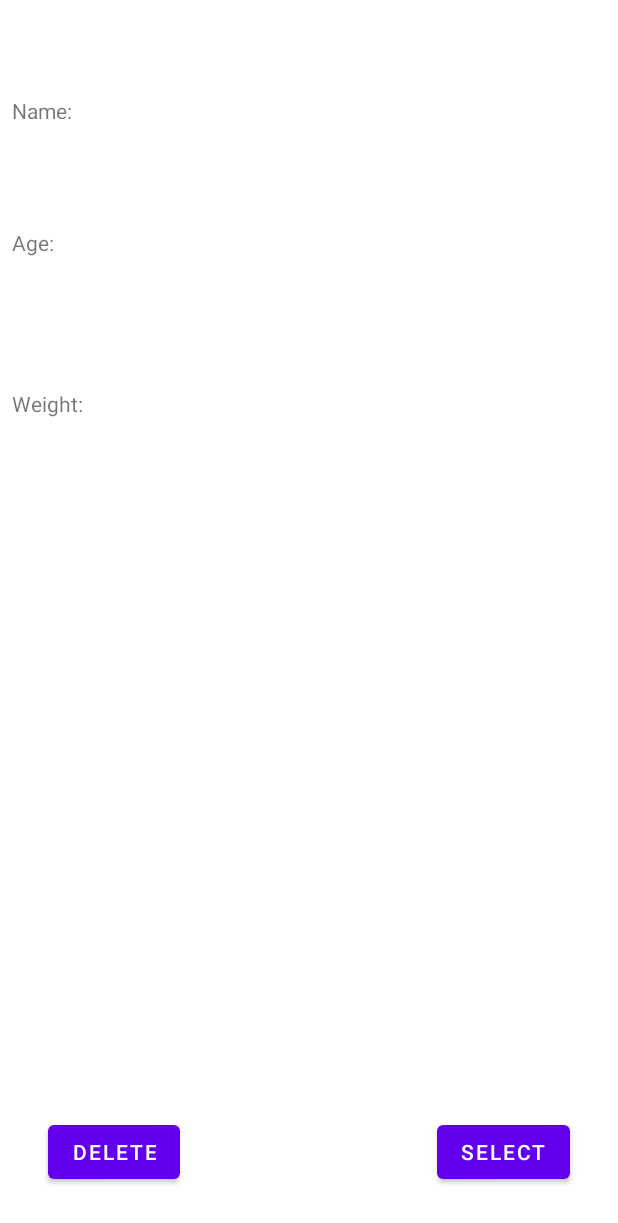
After one commit to abubakar20-02/Android-FitnessTracker, an Android app: the UserSelected screen opened directly, with no data from a screen before it, on a phone screen of 412 x 824 dp. The commit adds this screen. Shown: the top 1223 px of the screen. Run offline under Robolectric (Android 15) with nearby library versions, the phone set to English and light mode, and no system bars; our stand-ins replace Room's generated code, data binding; 4 statements that could not run were skipped.

Commit message:
delete profile works.

```diff
--- a/app/src/main/java/com/example/cw3/Adapter/RecycleAdapter.java
+++ b/app/src/main/java/com/example/cw3/Adapter/RecycleAdapter.java
@@ -77,6 +77,17 @@ public class RecycleAdapter extends androidx.recyclerview.widget.RecyclerView.Ad
         }
     }
 
+    //Get the ID of a selected item in the list
+    public String getUserName(int position) {
+        return data.get(position).getUserName();
+    }
+
+    public int getUserAge(int position) {
+        return data.get(position).getUserAge();
+    }
+
+    public double getUserWeight(int position){return data.get(position).getUserWeight();}
+
     //Describes an item view and metadata about its place within the RecyclerView
     public class ViewHolder extends androidx.recyclerview.widget.RecyclerView.ViewHolder implements View.OnClickListener {
 
--- a/app/src/main/java/com/example/cw3/DAO/UserProfileDao.java
+++ b/app/src/main/java/com/example/cw3/DAO/UserProfileDao.java
@@ -30,6 +30,9 @@ public interface UserProfileDao {
 
     @Query("SELECT * FROM user_table")
     LiveData<List<UserProfileEntities>> SelectAll();
+
+    @Query("DELETE FROM user_table WHERE UserName== :userName")
+    void deleteProfile(String userName);
 
 //
 //    @Query("SELECT UserAge FROM user_table")
--- a/app/src/main/java/com/example/cw3/Database/UserProfile.java
+++ b/app/src/main/java/com/example/cw3/Database/UserProfile.java
@@ -45,4 +45,8 @@ public class UserProfile {
         MyRoomDatabase.databaseWriteExecutor.execute(() -> userProfileDao.InsertUserProfile(UserProfile));
     }
 
+    public void deleteUserProfile(String userName){
+        MyRoomDatabase.databaseWriteExecutor.execute(() -> userProfileDao.deleteProfile(userName));
+    }
+
 }
--- /dev/null
+++ b/app/src/main/java/com/example/cw3/UserSelected.java
@@ -0,0 +1,39 @@
+package com.example.cw3;
+
+import androidx.appcompat.app.AppCompatActivity;
+import androidx.lifecycle.ViewModelProvider;
+
+import android.content.Intent;
+import android.os.Bundle;
+import android.view.LayoutInflater;
+
+import com.example.cw3.Database.UserProfile;
+import com.example.cw3.databinding.ActivityUserSelectedBinding;
+import com.example.cw3.viewmodels.UserSelectedVM;
+
+import java.util.Objects;
+
+public class UserSelected extends AppCompatActivity {
+    private UserSelectedVM model;
+    private ActivityUserSelectedBinding activityUserSelectedBinding;
+
+    @Override
+    protected void onCreate(Bundle savedInstanceState) {
+        super.onCreate(savedInstanceState);
+        model = new ViewModelProvider(this).get(UserSelectedVM.class);
+        activityUserSelectedBinding = ActivityUserSelectedBinding.inflate(LayoutInflater.from(this));
+//        setContentView(R.layout.activity_user_selected);
+        setContentView(activityUserSelectedBinding.getRoot());
+        activityUserSelectedBinding.setModel(model);
+        Objects.requireNonNull(getSupportActionBar()).hide();
+        model.addUserName(getIntent().getExtras().getString("userName"));
+        model.addUserAge(getIntent().getExtras().getInt("userAge"));
+        model.addUserWeight(getIntent().getExtras().getDouble("userWeight"));
+
+        //When the start button is pressed go to it's activity
+        activityUserSelectedBinding.DeleteButton.setOnClickListener(v -> {
+            model.DeleteProfile();
+            finish();
+        });
+    }
+}
--- a/app/src/main/java/com/example/cw3/users.java
+++ b/app/src/main/java/com/example/cw3/users.java
@@ -71,12 +71,25 @@ public class users extends AppCompatActivity {
 
         //When a recycler view item is selected ask for storage permissions to view the course
         RecycleAdapter.setClickListener((view, position) -> {
+            Log.d("position",Integer.toString(position));
+            Intent intent = new Intent(users.this, UserSelected.class);
+            Log.d("UserName Selected",RecycleAdapter.getUserName(position));
+            Log.d("UserAge Selected",Integer.toString(RecycleAdapter.getUserAge(position)));
+            Log.d("UserWeight Selected",Double.toString(RecycleAdapter.getUserWeight(position)))
+;
+            intent.putExtra("userName",RecycleAdapter.getUserName(position));
+            intent.putExtra("userAge",RecycleAdapter.getUserAge(position));
+            intent.putExtra("userWeight",RecycleAdapter.getUserWeight(position));
+//            intent.putExtra("message_key", str);
+            startActivity(intent);
 
             if (ContextCompat.checkSelfPermission(this.getApplicationContext(), Manifest.permission.READ_EXTERNAL_STORAGE) == PackageManager.PERMISSION_GRANTED) {
 //                startViewCourse(position);
+                Log.d("1","1");
             }
             else {
                 model.setListPosition(position);
+                Log.d("2","2");
 //                ActivityCompat.requestPermissions(this, new String[]{Manifest.permission.READ_EXTERNAL_STORAGE}, 2);
             }
         });
--- /dev/null
+++ b/app/src/main/java/com/example/cw3/viewmodels/UserSelectedVM.java
@@ -0,0 +1,39 @@
+package com.example.cw3.viewmodels;
+
+import android.app.Application;
+
+import androidx.annotation.NonNull;
+import androidx.databinding.Bindable;
+import androidx.lifecycle.LiveData;
+import androidx.lifecycle.MutableLiveData;
+
+import com.example.cw3.Database.UserProfile;
+
+public class UserSelectedVM extends ObservableVM{
+
+    @Bindable
+    public String userName;
+    @Bindable
+    public String userAge;
+    @Bindable
+    public String userWeight;
+
+    private final UserProfile repository;
+
+    public UserSelectedVM(@NonNull Application application) {
+        super(application);
+        repository= new UserProfile(application);
+    }
+    public void addUserName(String UserName){
+        userName=UserName;
+    }
+    public void addUserAge(int Age){
+        userAge=Integer.toString(Age);
+    }
+    public void addUserWeight(double Weight){
+        userWeight=Double.toString(Weight);
+    }
+    public void DeleteProfile(){
+        repository.deleteUserProfile(userName);
+    }
+}
--- /dev/null
+++ b/app/src/main/res/layout/activity_user_selected.xml
@@ -0,0 +1,153 @@
+<?xml version="1.0" encoding="utf-8"?>
+<layout xmlns:android="http://schemas.android.com/apk/res/android"
+    xmlns:app="http://schemas.android.com/apk/res-auto"
+    xmlns:tools="http://schemas.android.com/tools">
+
+    <data>
+        <variable
+            name="model"
+            type="com.example.cw3.viewmodels.UserSelectedVM" />
+    </data>
+
+<androidx.constraintlayout.widget.ConstraintLayout
+    android:layout_width="match_parent"
+    android:layout_height="match_parent"
+    tools:context=".UserSelected">
+
+    <LinearLayout
+        android:layout_width="0dp"
+        android:layout_height="wrap_content"
+        android:layout_marginStart="8dp"
+        android:layout_marginTop="32dp"
+        android:layout_marginEnd="8dp"
+        android:orientation="vertical"
+        app:layout_constraintEnd_toEndOf="parent"
+        app:layout_constraintStart_toStartOf="parent"
+        app:layout_constraintTop_toTopOf="parent">
+
+        <LinearLayout
+            android:id="@+id/userName_Layout"
+            android:layout_width="match_parent"
+            android:layout_height="79dp"
+            android:orientation="horizontal">
+
+            <androidx.constraintlayout.widget.ConstraintLayout
+                android:layout_width="match_parent"
+                android:layout_height="match_parent"
+                android:layout_weight="1">
+
+                <TextView
+                    android:id="@+id/usernametext"
+                    android:layout_width="41dp"
+                    android:layout_height="15dp"
+                    android:layout_weight="1"
+                    android:text="@string/UserNameText"
+                    app:layout_constraintBottom_toBottomOf="parent"
+                    app:layout_constraintStart_toStartOf="parent"
+                    app:layout_constraintTop_toTopOf="parent" />
+
+                <TextView
+                    android:id="@+id/username"
+                    android:layout_width="wrap_content"
+                    android:layout_height="wrap_content"
+                    android:layout_marginEnd="32dp"
+                    android:layout_weight="1"
+                    android:text="@{model.userName}"
+                    app:layout_constraintBottom_toBottomOf="parent"
+                    app:layout_constraintEnd_toEndOf="parent"
+                    app:layout_constraintTop_toTopOf="parent" />
+            </androidx.constraintlayout.widget.ConstraintLayout>
+
+        </LinearLayout>
+
+        <LinearLayout
+            android:id="@+id/userAgeLayout"
+            android:layout_width="match_parent"
+            android:layout_height="100dp"
+            android:orientation="horizontal">
+
+            <androidx.constraintlayout.widget.ConstraintLayout
+                android:layout_width="match_parent"
+                android:layout_height="match_parent"
+                android:layout_weight="1">
+
+                <TextView
+                    android:id="@+id/useragetext"
+                    android:layout_width="wrap_content"
+                    android:layout_height="wrap_content"
+                    android:layout_weight="1"
+                    android:text="@string/UserAgeText"
+                    app:layout_constraintBottom_toBottomOf="parent"
+                    app:layout_constraintStart_toStartOf="parent"
+                    app:layout_constraintTop_toTopOf="parent" />
+
+                <TextView
+                    android:id="@+id/userage"
+                    android:layout_width="wrap_content"
+                    android:layout_height="wrap_content"
+                    android:layout_marginEnd="32dp"
+                    android:layout_weight="1"
+                    android:text="@{model.userAge}"
+                    app:layout_constraintBottom_toBottomOf="parent"
+                    app:layout_constraintEnd_toEndOf="parent"
+                    app:layout_constraintTop_toTopOf="parent" />
+            </androidx.constraintlayout.widget.ConstraintLayout>
+
+        </LinearLayout>
+
+        <LinearLayout
+            android:layout_width="match_parent"
+            android:layout_height="115dp"
+            android:orientation="horizontal">
+
+            <androidx.constraintlayout.widget.ConstraintLayout
+                android:layout_width="match_parent"
+                android:layout_height="match_parent"
+                android:layout_weight="1">
+
+                <TextView
+                    android:id="@+id/userweighttext"
+                    android:layout_width="wrap_content"
+                    android:layout_height="wrap_content"
+                    android:layout_weight="1"
+                    android:text="@string/UserWeightText"
+                    app:layout_constraintBottom_toBottomOf="parent"
+                    app:layout_constraintStart_toStartOf="parent"
+                    app:layout_constraintTop_toTopOf="parent" />
+
+                <TextView
+                    android:id="@+id/userweight"
+                    android:layout_width="wrap_content"
+                    android:layout_height="wrap_content"
+                    android:layout_marginEnd="32dp"
+                    android:layout_weight="1"
+                    android:text="@{model.userWeight}"
+                    app:layout_constraintBottom_toBottomOf="parent"
+                    app:layout_constraintEnd_toEndOf="parent"
+                    app:layout_constraintTop_toTopOf="parent" />
+            </androidx.constraintlayout.widget.ConstraintLayout>
+
+        </LinearLayout>
+    </LinearLayout>
+
+    <Button
+        android:id="@+id/SelectButton"
+        android:layout_width="wrap_content"
+        android:layout_height="wrap_content"
+        android:layout_marginEnd="32dp"
+        android:layout_marginBottom="32dp"
+        android:text="Select"
+        app:layout_constraintBottom_toBottomOf="parent"
+        app:layout_constraintEnd_toEndOf="parent" />
+
+    <Button
+        android:id="@+id/DeleteButton"
+        android:layout_width="wrap_content"
+        android:layout_height="wrap_content"
+        android:layout_marginStart="32dp"
+        android:layout_marginBottom="32dp"
+        android:text="Delete"
+        app:layout_constraintBottom_toBottomOf="parent"
+        app:layout_constraintStart_toStartOf="parent" />
+</androidx.constraintlayout.widget.ConstraintLayout>
+</layout>
--- a/app/src/main/res/layout/userlist.xml
+++ b/app/src/main/res/layout/userlist.xml
@@ -23,7 +23,8 @@
                 android:layout_height="wrap_content"
                 android:layout_weight="1"
                 app:layout_constraintBottom_toBottomOf="parent"
-                app:layout_constraintEnd_toEndOf="parent" />
+                app:layout_constraintEnd_toEndOf="parent"
+                app:layout_constraintTop_toTopOf="parent" />
 
             <TextView
                 android:id="@+id/UserAgeInList"
```
Also changed, not shown: app/src/main/AndroidManifest.xml (+7 -0 lines).
